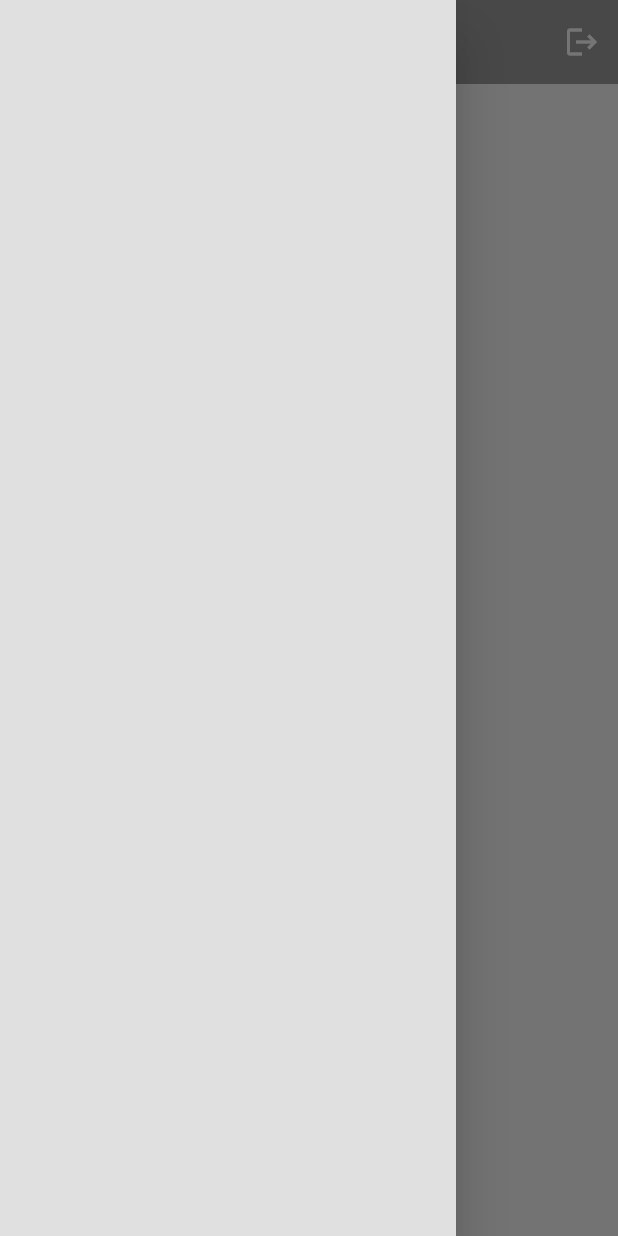
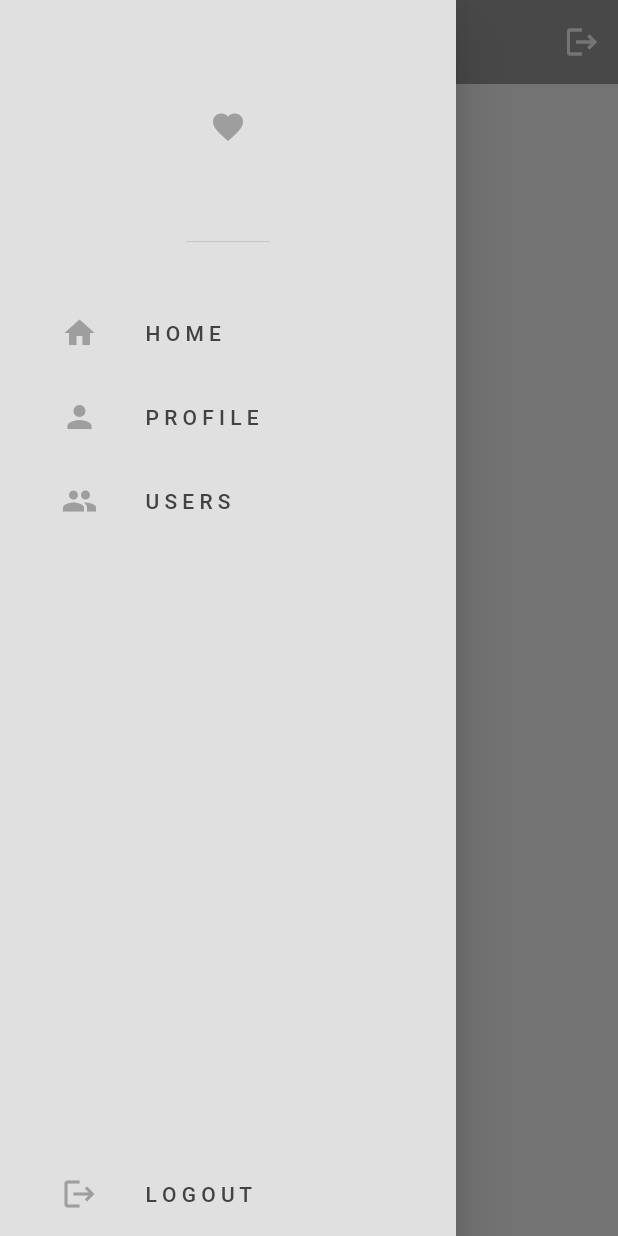
Before and after one commit to ShadePrima/social_flutter_app, a Flutter app: the screen it shows once a user with an empty profile is signed in, with the side drawer open, on a phone screen of 412 x 824 dp. Run offline on Flutter 3.47's test engine with Material 2 defaults, Android fonts, the phone set to English and light mode, and no system bars; our stand-ins replace firebase_auth, firebase_core; accounts and stored records are empty.

Commit message:
add drawer

```diff
--- a/lib/components/my_drawer.dart
+++ b/lib/components/my_drawer.dart
@@ -7,6 +7,90 @@ class MyDrawer extends StatelessWidget {
   Widget build(BuildContext context) {
     return Drawer(
       backgroundColor: Theme.of(context).colorScheme.background,
+      child: Column(
+        mainAxisAlignment: MainAxisAlignment.spaceBetween,
+        children: [
+          Column(
+            children: [
+              DrawerHeader(
+                child: Icon(
+                  Icons.favorite,
+                  color: Theme.of(context).colorScheme.inversePrimary,
+                ),
+              ),
+
+              const SizedBox(
+                height: 25,
+              ),
+
+              //home tile
+              Padding(
+                padding: const EdgeInsets.only(left: 25),
+                child: ListTile(
+                  leading: Icon(
+                    Icons.home,
+                    color: Theme.of(context).colorScheme.inversePrimary,
+                  ),
+                  title: const Text("H O M E"),
+                  onTap: () {
+                    //this is already the home screen so just pop drawer
+                    Navigator.pop(context);
+                  },
+                ),
+              ),
+
+              //prifile tile
+              Padding(
+                padding: const EdgeInsets.only(left: 25),
+                child: ListTile(
+                  leading: Icon(
+                    Icons.person,
+                    color: Theme.of(context).colorScheme.inversePrimary,
+                  ),
+                  title: const Text("P R O F I L E"),
+                  onTap: () {
+                    //this is already the home screen so just pop drawer
+                    Navigator.pop(context);
+                  },
+                ),
+              ),
+
+              //user tile
+              Padding(
+                padding: const EdgeInsets.only(left: 25),
+                child: ListTile(
+                  leading: Icon(
+                    Icons.group,
+                    color: Theme.of(context).colorScheme.inversePrimary,
+                  ),
+                  title: const Text("U S E R S"),
+                  onTap: () {
+                    //this is already the home screen so just pop drawer
+                    Navigator.pop(context);
+                  },
+                ),
+              ),
+            ],
+          ),
+          //drawer header
+
+          //logoun tile
+          Padding(
+            padding: const EdgeInsets.only(left: 25),
+            child: ListTile(
+              leading: Icon(
+                Icons.logout,
+                color: Theme.of(context).colorScheme.inversePrimary,
+              ),
+              title: const Text("L O G O U T"),
+              onTap: () {
+                //this is already the home screen so just pop drawer
+                Navigator.pop(context);
+              },
+            ),
+          ),
+        ],
+      ),
     );
   }
 }
```
